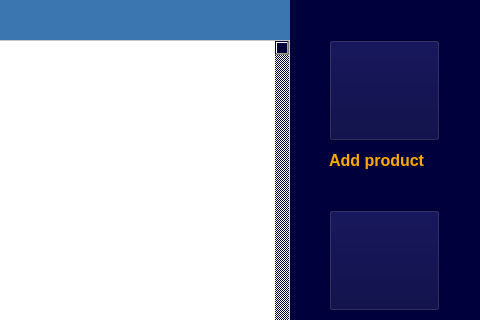
Above: customer.ui from AP-projects-4001/ls before the change; both pictures show x 761 to 1241 and y 130 to 450 of the 1241 by 688 pixel window. Below: the same form after it.
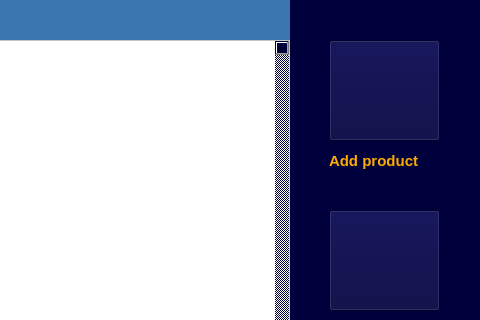
That is the form after the change. Icons and pictures are not drawn.

```diff
--- a/customer.ui
+++ b/customer.ui
@@ -142,7 +142,7 @@
    </property>
    <property name="font">
     <font>
-     <pointsize>12</pointsize>
+     <pointsize>11</pointsize>
      <bold>true</bold>
     </font>
    </property>
```
